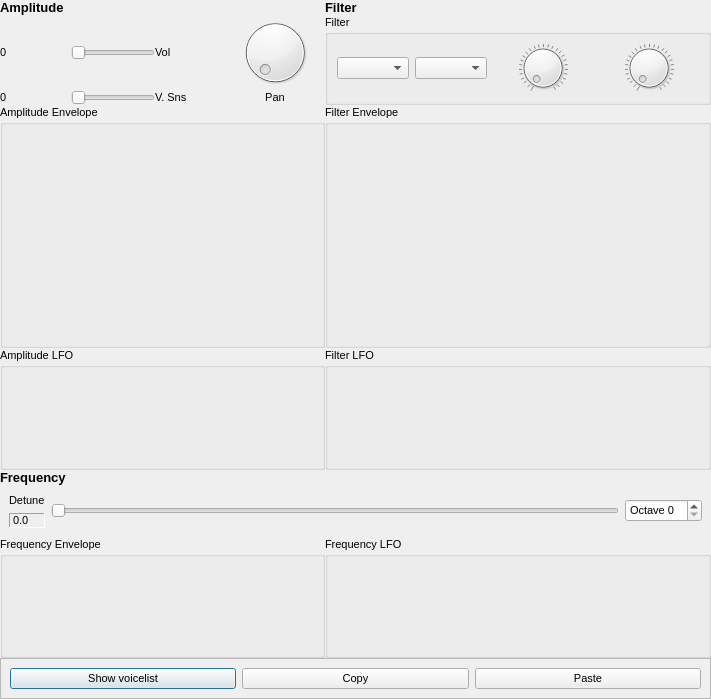
The window that src/NewUI/Addnote/NewAddNote.ui (saidinesh5/ZynAddSubFX) describes before a commit, drawn with Qt 5.
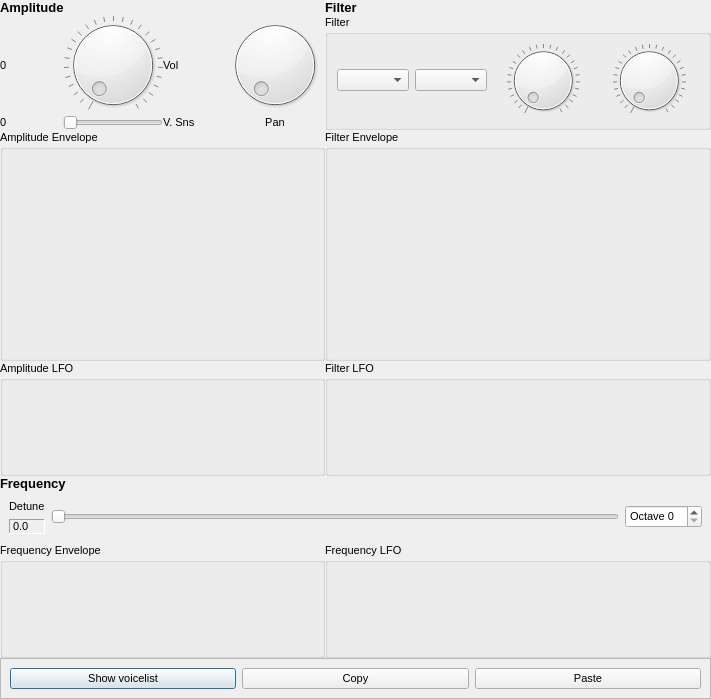
The same window after the commit. Custom widgets are drawn as their Qt base class.

```diff
--- a/src/NewUI/Addnote/NewAddNote.ui
+++ b/src/NewUI/Addnote/NewAddNote.ui
@@ -63,19 +63,6 @@
        </property>
       </widget>
      </item>
-     <item row="0" column="1">
-      <widget class="QSlider" name="horizontalSlider_5">
-       <property name="sizePolicy">
-        <sizepolicy hsizetype="Preferred" vsizetype="Fixed">
-         <horstretch>0</horstretch>
-         <verstretch>0</verstretch>
-        </sizepolicy>
-       </property>
-       <property name="orientation">
-        <enum>Qt::Horizontal</enum>
-       </property>
-      </widget>
-     </item>
      <item row="0" column="2">
       <widget class="QLabel" name="label_15">
        <property name="text">
@@ -130,6 +117,28 @@
        </property>
       </widget>
      </item>
+     <item row="0" column="1">
+      <widget class="Dial" name="masterVolume">
+       <property name="maximum">
+        <number>127</number>
+       </property>
+       <property name="pageStep">
+        <number>32</number>
+       </property>
+       <property name="wrapping">
+        <bool>false</bool>
+       </property>
+       <property name="notchTarget">
+        <double>4.699999999999999</double>
+       </property>
+       <property name="notchesVisible">
+        <bool>true</bool>
+       </property>
+       <property name="controlId" stdset="0">
+        <string>Volume</string>
+       </property>
+      </widget>
+     </item>
     </layout>
    </item>
    <item row="1" column="1">
@@ -377,6 +386,11 @@
    <header>EnvelopeBox.h</header>
    <container>1</container>
   </customwidget>
+  <customwidget>
+   <class>Slider</class>
+   <extends>QSlider</extends>
+   <header>Slider.h</header>
+  </customwidget>
  </customwidgets>
  <resources/>
  <connections/>
```
Left out of the diff: 2 changed lines with no effect on the pictures.
